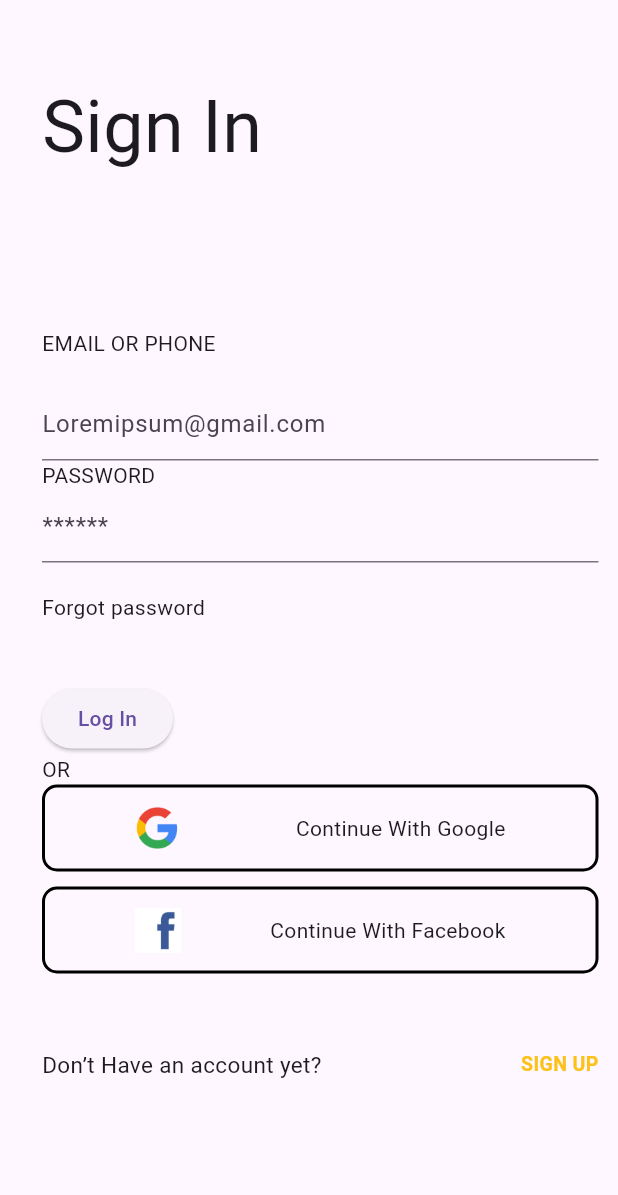
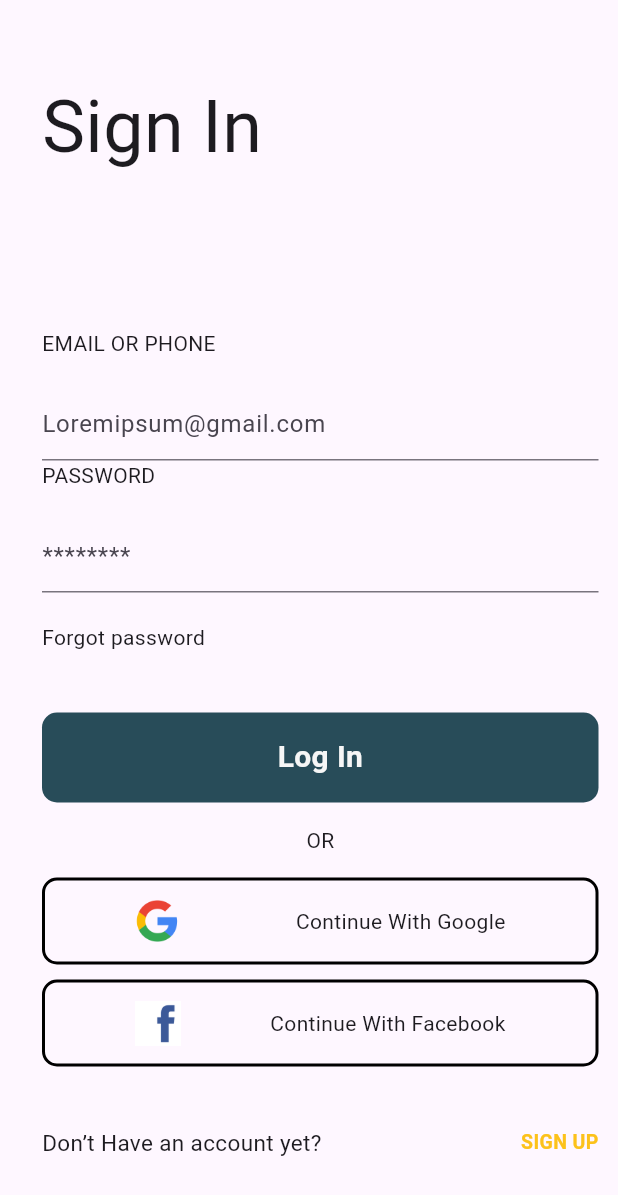
Before and after one commit to Diyora-lab/car_app, a Flutter app: the screen it shows after launch, after a tap on "Get Started", on a phone screen of 412 x 824 dp. Shown: the top 1195 px of the screen. Run offline on Flutter 3.47's test engine with Material 3 defaults, Android fonts, the phone set to English and light mode, and no system bars; our stand-ins replace fluttertoast, shared_preferences.

Commit message:
feat/add sign up screen

```diff
--- a/flutter_application_1/lib/core/resource/theme/app_colors.dart
+++ b/flutter_application_1/lib/core/resource/theme/app_colors.dart
@@ -3,4 +3,5 @@ import 'package:flutter/material.dart';
 abstract class AppColors {
   static Color textColor = const Color(0xffF6F6F6);
   static Color buttonColor = const Color(0xffC64949);
+  static Color mainColor = const Color(0xff284C59);
 }
--- /dev/null
+++ b/flutter_application_1/lib/core/services/shared_prefs.dart
@@ -0,0 +1,18 @@
+import 'package:shared_preferences/shared_preferences.dart';
+
+class SharedPrefs {
+  Future<void> save({required String key, required String value}) async {
+    final prefs = await SharedPreferences.getInstance();
+    prefs.setString(key, value);
+  }
+
+  Future<String?> read({required String key}) async {
+    final prefs = await SharedPreferences.getInstance();
+    return prefs.getString(key);
+  }
+}
+
+abstract class StorageKey {
+  static const String login = 'LOGIN';
+  static const String password = 'PASSWORD';
+}
--- a/flutter_application_1/lib/feature/auth/screens/sign_in_button.dart
+++ b/flutter_application_1/lib/feature/auth/screens/auth_button.dart
@@ -1,7 +1,9 @@
 import 'package:flutter/material.dart';
+import 'package:flutter_application_1/core/resource/extensions/textstyle_extension.dart';
+import 'package:flutter_application_1/core/resource/theme/app_textstyle.dart';
 
-class SignInButton extends StatelessWidget {
-  const SignInButton({required this.text, required this.image, super.key});
+class AuthButton extends StatelessWidget {
+  const AuthButton({required this.text, required this.image, super.key});
   final String text;
   final Widget image;
 
@@ -20,7 +22,10 @@ class SignInButton extends StatelessWidget {
             height: 30,
             child: image,
           ),
-          Text(text),
+          Text(
+            text,
+            style: AppTextstyle.regular.setSize(14),
+          ),
         ],
       ),
     );
--- /dev/null
+++ b/flutter_application_1/lib/feature/auth/screens/auth_text_field.dart
@@ -0,0 +1,31 @@
+import 'package:flutter/material.dart';
+import 'package:flutter_application_1/core/resource/extensions/int_extension.dart';
+import 'package:flutter_application_1/core/resource/extensions/textstyle_extension.dart';
+import 'package:flutter_application_1/core/resource/theme/app_textstyle.dart';
+
+class AuthTextField extends StatelessWidget {
+  const AuthTextField(
+      {required this.title,
+      required this.hint,
+      required this.controller,
+      super.key});
+
+  final String title;
+  final String hint;
+  final TextEditingController controller;
+
+  @override
+  Widget build(BuildContext context) {
+    return Column(crossAxisAlignment: CrossAxisAlignment.start, children: [
+      Text(
+        title,
+        style: AppTextstyle.regular.setSize(14),
+      ),
+      20.verticalSpace,
+      TextFormField(
+        controller: controller,
+        decoration: InputDecoration(hintText: hint),
+      )
+    ]);
+  }
+}
--- a/flutter_application_1/lib/feature/auth/screens/sign_in.dart
+++ /dev/null
@@ -1,90 +0,0 @@
-import 'package:flutter/material.dart';
-import 'package:flutter_application_1/core/resource/app_assets.dart';
-import 'package:flutter_application_1/core/resource/extensions/textstyle_extension.dart';
-import 'package:flutter_application_1/core/resource/theme/app_textstyle.dart';
-import 'package:flutter_application_1/feature/auth/screens/sign_in_button.dart';
-
-class SignIn extends StatelessWidget {
-  const SignIn({super.key});
-
-  @override
-  Widget build(BuildContext context) {
-    return Scaffold(
-      body: SafeArea(
-        child: Padding(
-          padding: const EdgeInsets.only(left: 28, right: 13),
-          child: Column(
-            mainAxisAlignment: MainAxisAlignment.start,
-            crossAxisAlignment: CrossAxisAlignment.start,
-            children: [
-              const SizedBox(height: 50),
-              Text(
-                "Sign In",
-                style: AppTextstyle.regular.setSize(48),
-              ),
-              const SizedBox(height: 100),
-              Text(
-                "EMAIL OR PHONE",
-                style: AppTextstyle.regular.setSize(14),
-              ),
-              const SizedBox(height: 20),
-              TextFormField(
-                decoration:
-                    const InputDecoration(hintText: "Loremipsum@gmail.com "),
-              ),
-              Text(
-                "PASSWORD",
-                style: AppTextstyle.regular.setSize(14),
-              ),
-              TextFormField(
-                decoration: const InputDecoration(hintText: "******"),
-              ),
-              const SizedBox(
-                height: 20,
-              ),
-              const Text("Forgot password"),
-              const SizedBox(
-                height: 40,
-              ),
-              ElevatedButton(
-                onPressed: () {},
-                child: const Text("Log In"),
-              ),
-              const Text("OR"),
-              SignInButton(
-                text: "Continue With Google",
-                image: Image.asset(AppAssets.chrome),
-              ),
-              const SizedBox(
-                height: 10,
-              ),
-              SignInButton(
-                text: "Continue With Facebook",
-                image: Image.asset(AppAssets.facebook),
-              ),
-              const SizedBox(
-                height: 50,
-              ),
-              const Row(
-                mainAxisAlignment: MainAxisAlignment.spaceBetween,
-                children: [
-                  Text(
-                    "Don’t Have an account yet?",
-                    style: TextStyle(fontSize: 15),
-                  ),
-                  Text(
-                    " SIGN UP",
-                    style: TextStyle(
-                        color: Color(0xffFCC21B),
-                        fontSize: 13,
-                        fontWeight: FontWeight.bold),
-                  ),
-                ],
-              )
-            ],
-          ),
-        ),
-      ),
-    );
-  }
-}
--- /dev/null
+++ b/flutter_application_1/lib/feature/auth/screens/sign_in_screen/sign_in.dart
@@ -0,0 +1,140 @@
+import 'package:flutter/material.dart';
+import 'package:flutter_application_1/core/mixins/app_notice.dart';
+import 'package:flutter_application_1/core/resource/app_assets.dart';
+import 'package:flutter_application_1/core/resource/extensions/context_extension.dart';
+import 'package:flutter_application_1/core/resource/extensions/int_extension.dart';
+import 'package:flutter_application_1/core/resource/extensions/textstyle_extension.dart';
+import 'package:flutter_application_1/core/resource/theme/app_colors.dart';
+import 'package:flutter_application_1/core/resource/theme/app_textstyle.dart';
+import 'package:flutter_application_1/core/services/shared_prefs.dart';
+import 'package:flutter_application_1/feature/auth/screens/auth_button.dart';
+import 'package:flutter_application_1/feature/auth/screens/auth_text_field.dart';
+import 'package:flutter_application_1/feature/auth/screens/sign_in_screen/sign_up.dart';
+import 'package:flutter_application_1/feature/home/home_screen.dart';
+
+class SignIn extends StatefulWidget {
+  const SignIn({super.key});
+
+  @override
+  State<SignIn> createState() => _SignInState();
+}
+
+class _SignInState extends State<SignIn> with AppNotice {
+  final _loginController = TextEditingController();
+  final _passwordController = TextEditingController();
+  final _prefs = SharedPrefs();
+
+  @override
+  void dispose() {
+    _loginController.dispose();
+    _passwordController.dispose();
+    super.dispose();
+  }
+
+  @override
+  Widget build(BuildContext context) {
+    return Scaffold(
+      body: SafeArea(
+        child: Padding(
+          padding: const EdgeInsets.only(left: 28, right: 13),
+          child: Column(
+            mainAxisAlignment: MainAxisAlignment.start,
+            crossAxisAlignment: CrossAxisAlignment.start,
+            children: [
+              const SizedBox(height: 50),
+              Text(
+                "Sign In",
+                style: AppTextstyle.regular.setSize(48),
+              ),
+              100.verticalSpace,
+              AuthTextField(
+                  title: "EMAIL OR PHONE",
+                  hint: "Loremipsum@gmail.com",
+                  controller: _loginController),
+              AuthTextField(
+                  title: "PASSWORD",
+                  hint: "********",
+                  controller: _passwordController),
+              20.verticalSpace,
+              const Text("Forgot password"),
+              40.verticalSpace,
+              InkWell(
+                onTap: () async {
+                  final login = await _prefs.read(key: StorageKey.login);
+                  final password = await _prefs.read(key: StorageKey.password);
+                  if (login == _loginController.text &&
+                      password == _passwordController.text) {
+                    showSucces(message: "SUCCESSFUL ENTRY");
+                    context.push(
+                      const HomeScreen(),
+                    );
+                  } else {
+                    showError(errorText: "ERROR AUTHORISATION");
+                  }
+                },
+                child: Container(
+                  height: 60,
+                  padding:
+                      const EdgeInsets.symmetric(vertical: 12, horizontal: 60),
+                  width: double.infinity,
+                  decoration: BoxDecoration(
+                      color: AppColors.mainColor,
+                      borderRadius: BorderRadius.circular(10)),
+                  child: Center(
+                    child: SizedBox(
+                      child: Text(
+                        "Log In",
+                        style: AppTextstyle.semiBold
+                            .setSize(20)
+                            .copyWith(color: AppColors.textColor),
+                      ),
+                    ),
+                  ),
+                ),
+              ),
+              15.verticalSpace,
+              const Center(child: Text("OR")),
+              15.verticalSpace,
+              AuthButton(
+                text: "Continue With Google",
+                image: Image.asset(AppAssets.chrome),
+              ),
+              10.verticalSpace,
+              AuthButton(
+                text: "Continue With Facebook",
+                image: Image.asset(AppAssets.facebook),
+              ),
+              40.verticalSpace,
+              Row(
+                mainAxisAlignment: MainAxisAlignment.spaceBetween,
+                children: [
+                  const Text(
+                    "Don’t Have an account yet?",
+                    style: TextStyle(fontSize: 15),
+                  ),
+                  InkWell(
+                    onTap: () {
+                      Navigator.push(
+                        context,
+                        MaterialPageRoute(
+                          builder: (context) => const SignUp(),
+                        ),
+                      );
+                    },
+                    child: const Text(
+                      " SIGN UP",
+                      style: TextStyle(
+                          color: Color(0xffFCC21B),
+                          fontSize: 13,
+                          fontWeight: FontWeight.bold),
+                    ),
+                  ),
+                ],
+              )
+            ],
+          ),
+        ),
+      ),
+    );
+  }
+}
--- a/flutter_application_1/lib/feature/welcome/welcome_screen.dart
+++ b/flutter_application_1/lib/feature/welcome/welcome_screen.dart
@@ -1,7 +1,7 @@
 import 'package:flutter/material.dart';
 import 'package:flutter_application_1/core/resource/app_assets.dart';
 import 'package:flutter_application_1/core/resource/theme/app_colors.dart';
-import 'package:flutter_application_1/feature/auth/screens/sign_in.dart';
+import 'package:flutter_application_1/feature/auth/screens/sign_in_screen/sign_in.dart';
 
 class WelcomeScreen extends StatelessWidget {
   const WelcomeScreen({super.key});
--- a/flutter_application_1/pubspec.yaml
+++ b/flutter_application_1/pubspec.yaml
@@ -35,6 +35,8 @@ dependencies:
   # The following adds the Cupertino Icons font to your application.
   # Use with the CupertinoIcons class for iOS style icons.
   cupertino_icons: ^1.0.8
+  shared_preferences: ^2.3.5
+  fluttertoast: ^8.2.10
 
 dev_dependencies:
   flutter_test:
```
Also changed, not shown: flutter_application_1/lib/core/mixins/app_notice.dart (added, +26 -0 lines), flutter_application_1/lib/core/resource/extensions/context_extension.dart (added, +10 -0 lines), flutter_application_1/lib/core/resource/extensions/int_extension.dart (added, +10 -0 lines), flutter_application_1/lib/feature/auth/screens/sign_in_screen/sign_up.dart (added, +116 -0 lines), flutter_application_1/lib/feature/home/home_screen.dart (added, +14 -0 lines), flutter_application_1/pubspec.lock, 7 other files.
